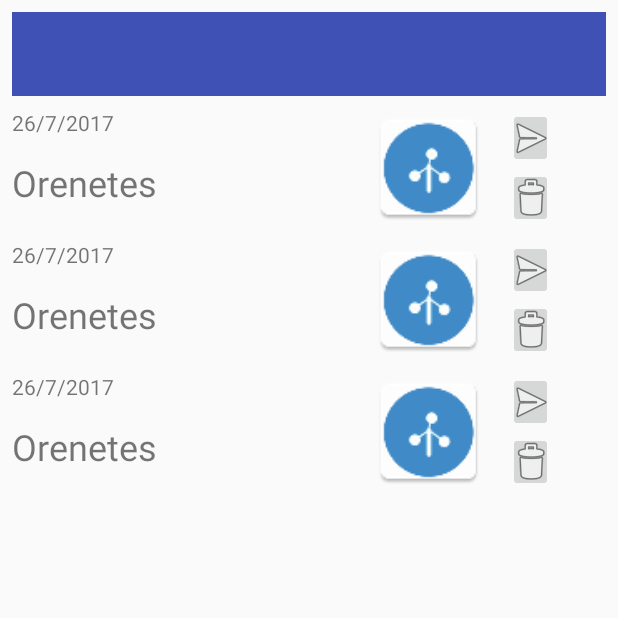
After one commit to Projectes-Area/observacions, an Android app: the fragment Pendents_enviar shown on its own in the app's theme, on a phone screen of 412 x 824 dp, the top half of it. The commit adds this screen. Run offline under Robolectric (Android 15) with nearby library versions, the phone set to English and light mode, and no system bars.

Commit message:
Previ a ús de fragments

```diff
--- a/app/src/main/java/com/edumet/observacions/MainActivity.java
+++ b/app/src/main/java/com/edumet/observacions/MainActivity.java
@@ -455,8 +455,7 @@ public class MainActivity extends AppCompatActivity {
         Log.i(TAG, "onRequestPermissionResult");
         if (requestCode == REQUEST_PERMISSIONS_REQUEST_CODE) {
             if (grantResults.length <= 0) {
-                // If user interaction was interrupted, the permission request is cancelled and you
-                // receive empty arrays.
+                // If user interaction was interrupted, the permission request is cancelled and you receive empty arrays.
                 Log.i(TAG, "User interaction was cancelled.");
             } else if (grantResults[0] == PackageManager.PERMISSION_GRANTED) {
                 if (mRequestingLocationUpdates) {
@@ -775,7 +774,6 @@ public class MainActivity extends AppCompatActivity {
                 Snackbar.LENGTH_INDEFINITE).setAction(getString(actionStringId), listener).show();
     }
 
-
     public class SpinnerActivity extends Activity implements AdapterView.OnItemSelectedListener {
         public void onItemSelected(AdapterView<?> parent, View view, int pos, long id) {
             num_fenomen = pos;
--- /dev/null
+++ b/app/src/main/java/com/edumet/observacions/Pendents_enviar.java
@@ -0,0 +1,20 @@
+package com.edumet.observacions;
+
+/**
+ * Created by 40980055N on 18/10/17.
+ */
+
+import android.os.Bundle;
+import android.support.v4.app.Fragment;
+import android.view.LayoutInflater;
+import android.view.View;
+import android.view.ViewGroup;
+
+public class Pendents_enviar extends Fragment {
+    @Override
+    public View onCreateView(LayoutInflater inflater, ViewGroup container,
+                             Bundle savedInstanceState) {
+        // Inflate the layout for this fragment
+        return inflater.inflate(R.layout.pendents_enviar, container, false);
+    }
+}
--- /dev/null
+++ b/app/src/main/res/layout/fragments_container.xml
@@ -0,0 +1,4 @@
+<FrameLayout xmlns:android="http://schemas.android.com/apk/res/android"
+    android:id="@+id/fragment_container"
+    android:layout_width="match_parent"
+    android:layout_height="match_parent" />
--- /dev/null
+++ b/app/src/main/res/layout/pendents_enviar.xml
@@ -0,0 +1,230 @@
+<?xml version="1.0" encoding="utf-8"?>
+<LinearLayout xmlns:android="http://schemas.android.com/apk/res/android"
+    xmlns:app="http://schemas.android.com/apk/res-auto"
+    xmlns:tools="http://schemas.android.com/tools"
+    android:layout_width="match_parent"
+    android:layout_height="wrap_content"
+    android:orientation="vertical">
+
+    <android.support.v7.widget.Toolbar
+        android:id="@+id/toolbar"
+        android:layout_width="match_parent"
+        android:layout_height="56dp"
+        android:layout_marginEnd="8dp"
+        android:layout_marginLeft="8dp"
+        android:layout_marginRight="8dp"
+        android:layout_marginStart="8dp"
+        android:layout_marginTop="8dp"
+        android:background="?attr/colorPrimary"
+        app:layout_constraintHorizontal_bias="1.0"
+        app:layout_constraintLeft_toLeftOf="parent"
+        app:layout_constraintRight_toRightOf="parent"
+        app:layout_constraintTop_toTopOf="parent"
+        app:popupTheme="@style/AppTheme.PopupOverlay"
+        tools:layout_constraintLeft_creator="1"
+        tools:layout_constraintRight_creator="1"
+        tools:layout_constraintTop_creator="1" />
+
+    <LinearLayout
+        android:layout_width="match_parent"
+        android:layout_height="match_parent"
+        android:layout_marginEnd="8dp"
+        android:layout_marginLeft="8dp"
+        android:layout_marginRight="8dp"
+        android:layout_marginStart="8dp"
+        android:layout_marginTop="8dp"
+        android:orientation="horizontal">
+
+        <LinearLayout
+            android:layout_width="200sp"
+            android:layout_height="match_parent"
+            android:layout_weight="1"
+            android:orientation="vertical">
+
+            <TextView
+                android:id="@+id/txtData2"
+                android:layout_width="match_parent"
+                android:layout_height="wrap_content"
+                android:layout_weight="1"
+                android:ems="10"
+                android:inputType="datetime"
+                android:text="26/7/2017"
+                android:textSize="14sp" />
+
+            <TextView
+                android:id="@+id/txtFenomen2"
+                android:layout_width="wrap_content"
+                android:layout_height="wrap_content"
+                android:layout_weight="1"
+                android:ems="10"
+                android:inputType="none"
+                android:text="Orenetes"
+                android:textSize="24sp" />
+        </LinearLayout>
+
+        <ImageView
+            android:id="@+id/imgMiniatura2"
+            android:layout_width="80sp"
+            android:layout_height="80sp"
+            android:layout_weight="1"
+            app:srcCompat="@mipmap/ic_launcher" />
+
+        <LinearLayout
+            android:layout_width="40sp"
+            android:layout_height="match_parent"
+            android:layout_weight="1"
+            android:orientation="vertical">
+
+            <ImageButton
+                android:id="@+id/imgEnviar2"
+                android:layout_width="30dp"
+                android:layout_height="30dp"
+                android:layout_weight="1"
+                app:srcCompat="@android:drawable/ic_menu_send" />
+
+            <ImageButton
+                android:id="@+id/imgEsborrar2"
+                android:layout_width="30dp"
+                android:layout_height="30dp"
+                android:layout_weight="1"
+                app:srcCompat="@android:drawable/ic_menu_delete" />
+        </LinearLayout>
+
+    </LinearLayout>
+
+    <LinearLayout
+        android:layout_width="match_parent"
+        android:layout_height="match_parent"
+        android:layout_marginEnd="8dp"
+        android:layout_marginLeft="8dp"
+        android:layout_marginRight="8dp"
+        android:layout_marginStart="8dp"
+        android:layout_marginTop="8dp"
+        android:orientation="horizontal">
+
+        <LinearLayout
+            android:layout_width="200sp"
+            android:layout_height="match_parent"
+            android:layout_weight="1"
+            android:orientation="vertical">
+
+            <TextView
+                android:id="@+id/txtData3"
+                android:layout_width="match_parent"
+                android:layout_height="wrap_content"
+                android:layout_weight="1"
+                android:ems="10"
+                android:inputType="datetime"
+                android:text="26/7/2017"
+                android:textSize="14sp" />
+
+            <TextView
+                android:id="@+id/txtFenomen3"
+                android:layout_width="wrap_content"
+                android:layout_height="wrap_content"
+                android:layout_weight="1"
+                android:ems="10"
+                android:inputType="none"
+                android:text="Orenetes"
+                android:textSize="24sp" />
+        </LinearLayout>
+
+        <ImageView
+            android:id="@+id/imgMiniatura3"
+            android:layout_width="80sp"
+            android:layout_height="80sp"
+            android:layout_weight="1"
+            app:srcCompat="@mipmap/ic_launcher" />
+
+        <LinearLayout
+            android:layout_width="40sp"
+            android:layout_height="match_parent"
+            android:layout_weight="1"
+            android:orientation="vertical">
+
+            <ImageButton
+                android:id="@+id/imgEnviar3"
+                android:layout_width="30dp"
+                android:layout_height="30dp"
+                android:layout_weight="1"
+                app:srcCompat="@android:drawable/ic_menu_send" />
+
+            <ImageButton
+                android:id="@+id/imgEsborrar3"
+                android:layout_width="30dp"
+                android:layout_height="30dp"
+                android:layout_weight="1"
+                app:srcCompat="@android:drawable/ic_menu_delete" />
+        </LinearLayout>
+
+    </LinearLayout>
+
+    <LinearLayout
+        android:layout_width="match_parent"
+        android:layout_height="match_parent"
+        android:layout_marginEnd="8dp"
+        android:layout_marginLeft="8dp"
+        android:layout_marginRight="8dp"
+        android:layout_marginStart="8dp"
+        android:layout_marginTop="8dp"
+        android:orientation="horizontal">
+
+        <LinearLayout
+            android:layout_width="200sp"
+            android:layout_height="match_parent"
+            android:layout_weight="1"
+            android:orientation="vertical">
+
+            <TextView
+                android:id="@+id/txtData"
+                android:layout_width="match_parent"
+                android:layout_height="wrap_content"
+                android:layout_weight="1"
+                android:ems="10"
+                android:inputType="datetime"
+                android:text="26/7/2017"
+                android:textSize="14sp" />
+
+            <TextView
+                android:id="@+id/txtFenomen"
+                android:layout_width="wrap_content"
+                android:layout_height="wrap_content"
+                android:layout_weight="1"
+                android:ems="10"
+                android:inputType="none"
+                android:text="Orenetes"
+                android:textSize="24sp" />
+        </LinearLayout>
+
+        <ImageView
+            android:id="@+id/imgMiniatura"
+            android:layout_width="80sp"
+            android:layout_height="80sp"
+            android:layout_weight="1"
+            app:srcCompat="@mipmap/ic_launcher" />
+
+        <LinearLayout
+            android:layout_width="40sp"
+            android:layout_height="match_parent"
+            android:layout_weight="1"
+            android:orientation="vertical">
+
+            <ImageButton
+                android:id="@+id/imgEnviar"
+                android:layout_width="30dp"
+                android:layout_height="30dp"
+                android:layout_weight="1"
+                app:srcCompat="@android:drawable/ic_menu_send" />
+
+            <ImageButton
+                android:id="@+id/imgEsborrar"
+                android:layout_width="30dp"
+                android:layout_height="30dp"
+                android:layout_weight="1"
+                app:srcCompat="@android:drawable/ic_menu_delete" />
+        </LinearLayout>
+
+    </LinearLayout>
+
+
+</LinearLayout>
```
